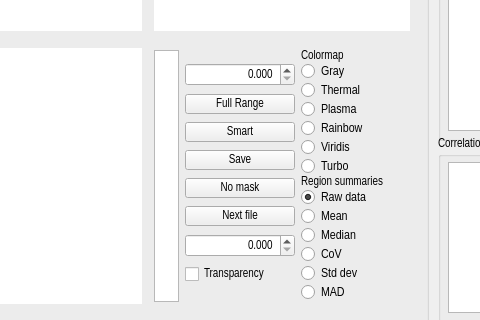
First picture: the form in rapidtide/tidepoolTemplate_alt.ui, repository bbfrederick/rapidtide, before the edit; both pictures show x 352 to 832 and y 268 to 588 of the 1373 by 815 pixel window.
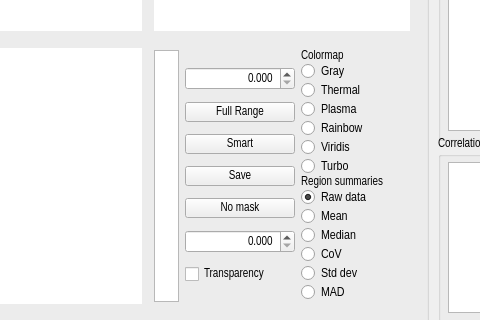
Second picture: the form after the edit. Custom widgets are drawn as their Qt base class.

Commit message: Removed Next File button from templates

```diff
--- a/rapidtide/tidepoolTemplate_alt.ui
+++ b/rapidtide/tidepoolTemplate_alt.ui
@@ -149,16 +149,6 @@
            </property>
           </widget>
          </item>
-         <item>
-          <widget class="QPushButton" name="nextFile_Button">
-           <property name="toolTip">
-            <string>Right click to select the mask used to display the current map</string>
-           </property>
-           <property name="text">
-            <string>Next file</string>
-           </property>
-          </widget>
-         </item>
          <item>
           <widget class="QDoubleSpinBox" name="dispmin_doubleSpinBox">
            <property name="alignment">
```
The commit also changes 9 other files.
